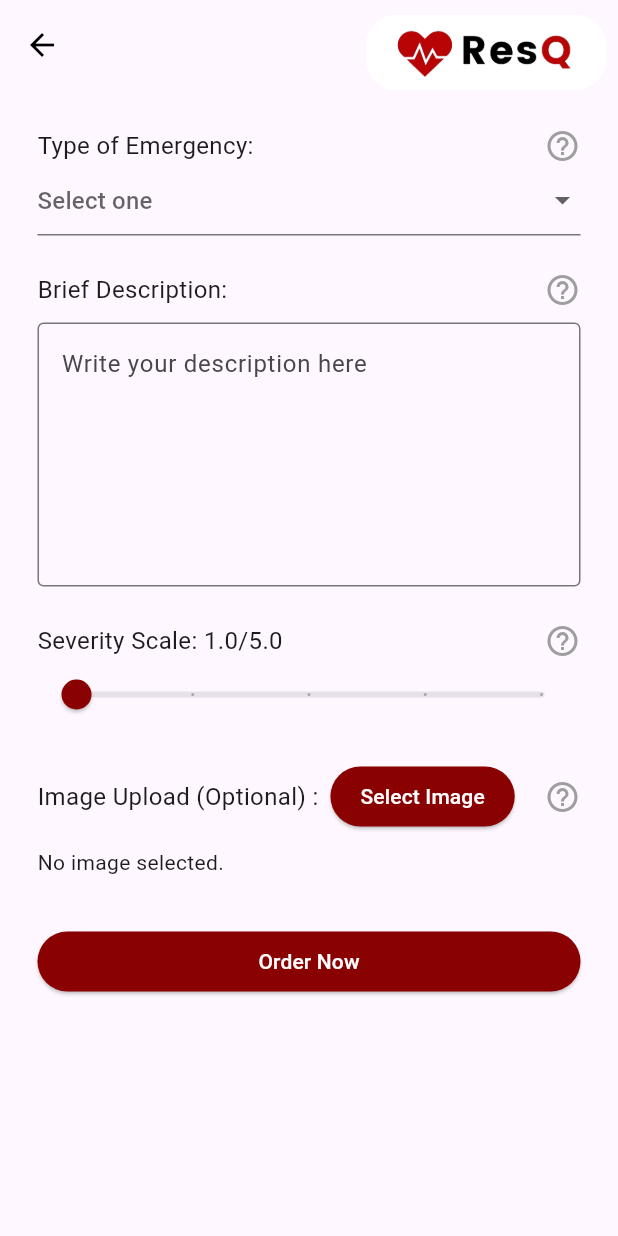
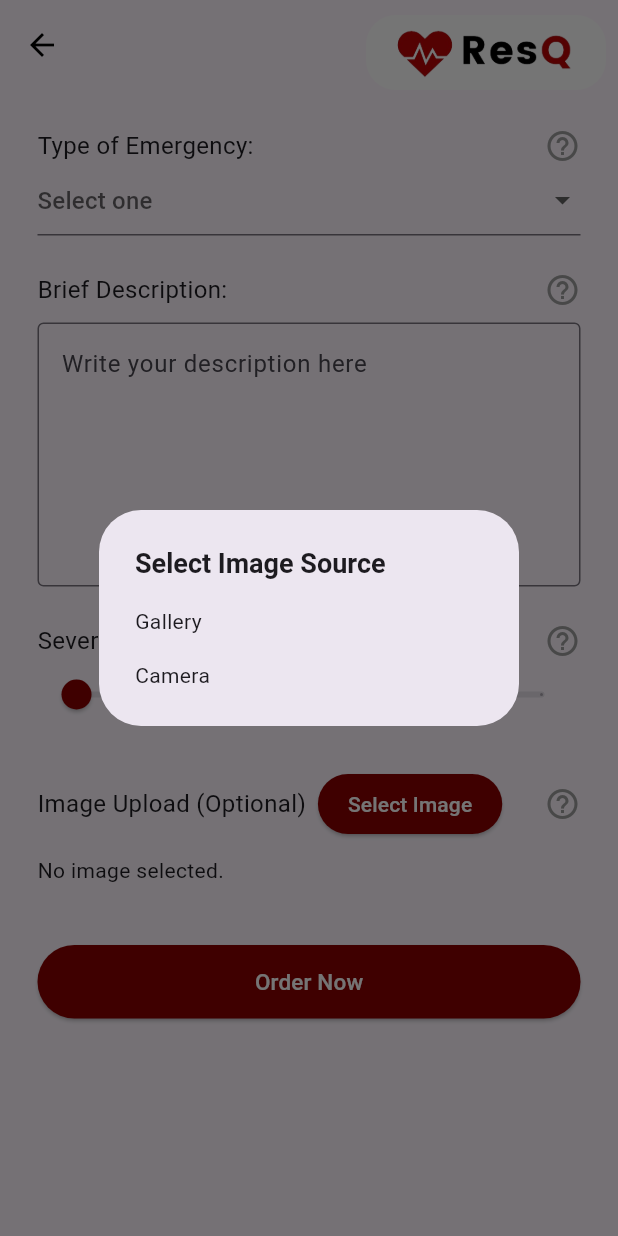
Before and after one commit to ekyzo/resq, a Flutter app: the MyOrderForm screen opened directly with empty values, after a tap on "Select Image", on a phone screen of 412 x 824 dp. Run offline on Flutter 3.47's test engine with Material 3 defaults, Android fonts, the phone set to English and light mode, and no system bars; our stand-ins replace cloud_firestore, firebase_auth, firebase_core, firebase_storage, flutter_rating_bar, geolocator and 3 more; missing offline and left inert: flutter_polyline_points; accounts and stored records are empty.

Commit message:
Added Tooltip and camera upload

```diff
--- a/lib/pages/orderform.dart
+++ b/lib/pages/orderform.dart
@@ -40,8 +40,56 @@ class _MyOrderFormState extends State<MyOrderForm> {
   }
 
   Future<void> _pickImage() async {
+    showDialog(
+      context: context,
+      builder: (BuildContext context) {
+        return AlertDialog(
+          title: Text(
+            'Select Image Source',
+            style: TextStyle(
+              fontSize: 18,
+              fontWeight: FontWeight.w600,
+            ),
+          ),
+          content: SingleChildScrollView(
+            child: ListBody(
+              children: [
+                GestureDetector(
+                  child: Text('Gallery'),
+                  onTap: () {
+                    Navigator.of(context).pop();
+                    _pickImageFromGallery();
+                  },
+                ),
+                Padding(padding: EdgeInsets.all(8.0)),
+                GestureDetector(
+                  child: Text('Camera'),
+                  onTap: () {
+                    Navigator.of(context).pop();
+                    _pickImageFromCamera();
+                  },
+                ),
+              ],
+            ),
+          ),
+        );
+      },
+    );
+  }
+
+  Future<void> _pickImageFromGallery() async {
     final pickedFile =
         await ImagePicker().pickImage(source: ImageSource.gallery);
+    if (pickedFile != null) {
+      setState(() {
+        _selectedImage = File(pickedFile.path);
+      });
+    }
+  }
+
+  Future<void> _pickImageFromCamera() async {
+    final pickedFile =
+        await ImagePicker().pickImage(source: ImageSource.camera);
     if (pickedFile != null) {
       setState(() {
         _selectedImage = File(pickedFile.path);
@@ -321,7 +369,7 @@ class _MyOrderFormState extends State<MyOrderForm> {
                   });
                 },
               ),
-              SizedBox(height: 20),
+              SizedBox(height: 25),
               Row(
                 mainAxisAlignment: MainAxisAlignment.spaceBetween,
                 children: [
@@ -330,7 +378,7 @@ class _MyOrderFormState extends State<MyOrderForm> {
                       Row(
                         children: [
                           Text(
-                            'Image Upload (Optional) :',
+                            'Image Upload (Optional)',
                             style: TextStyle(fontSize: 16),
                           ),
                           SizedBox(
@@ -373,14 +421,21 @@ class _MyOrderFormState extends State<MyOrderForm> {
                       fit: BoxFit.fitHeight,
                     )
                   : Text('No image selected.'),
-              SizedBox(height: 32),
+              SizedBox(height: 40),
               ElevatedButton(
                 style: ElevatedButton.styleFrom(
-                  backgroundColor: Color.fromARGB(255, 138, 1, 1),
-                  foregroundColor: Colors.white,
+                    backgroundColor: Color.fromARGB(255, 138, 1, 1),
+                    foregroundColor: Colors.white,
+                    padding: EdgeInsets.symmetric(
+                      vertical: 14,
+                    )),
+                onPressed: _submitOrder,
+                child: Text(
+                  'Order Now',
+                  style: TextStyle(
+                    fontSize: 15,
+                  ),
                 ),
-                onPressed: _submitOrder,
-                child: Text('Order Now'),
               ),
             ],
           ),
```
